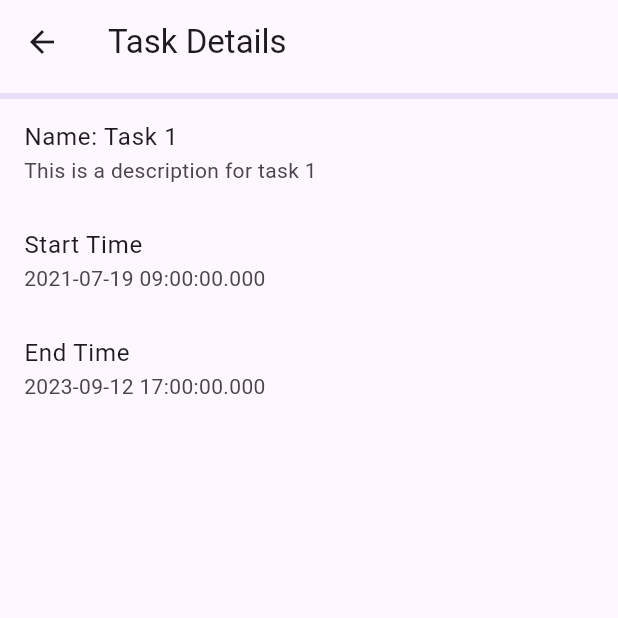
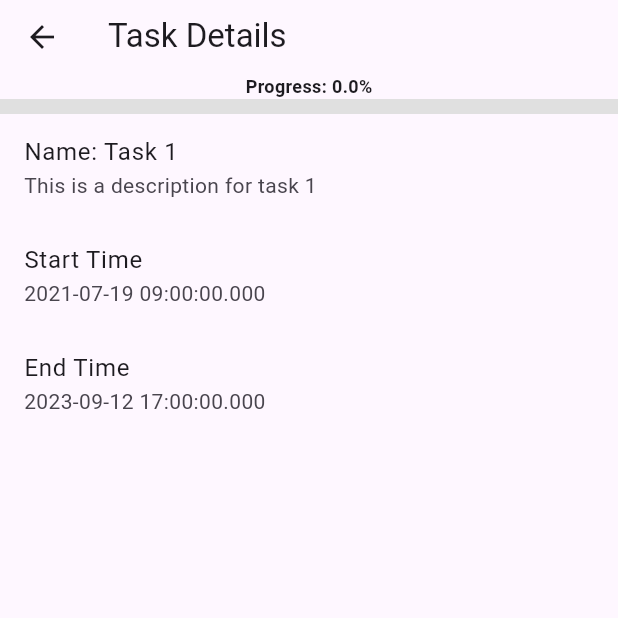
Before and after one commit to maxstain/desktop-manager, a Flutter app: the TaskDetailsPage screen opened directly with empty values, on a phone screen of 412 x 824 dp, the top half of it. Run offline on Flutter 3.47's test engine with Material 2 defaults, Android fonts, the phone set to English and light mode, and no system bars; our stand-ins replace lottie.

Commit message:
[REFACTOR]: Working on the tasks

```diff
--- a/lib/Views/taskDetails.dart
+++ b/lib/Views/taskDetails.dart
@@ -10,11 +10,18 @@ class TaskDetailsPage extends StatefulWidget {
 }
 
 class _TaskDetailsPageState extends State<TaskDetailsPage> {
+  void refresh() {
+    Future.delayed(const Duration(seconds: 1), () {
+      SharedData().tasks[widget.index].setProgressByTimeRemaining();
+      refresh();
+    });
+  }
 
   @override
   void initState() {
     super.initState();
     SharedData().tasks[widget.index].setProgressByTimeRemaining();
+    refresh();
   }
 
   @override
@@ -23,22 +30,25 @@ class _TaskDetailsPageState extends State<TaskDetailsPage> {
       appBar: AppBar(
           title: const Text('Task Details'),
           bottom: PreferredSize(
-            preferredSize: const Size.fromHeight(10.0),
-            child: Container(
-              decoration: const BoxDecoration(
-                color: Colors.white,
-                borderRadius: BorderRadius.only(
-                  bottomLeft: Radius.circular(20),
-                  bottomRight: Radius.circular(20),
+            preferredSize: const Size.fromHeight(20.0),
+            child: Column(
+              children: [
+                Text(
+                  'Progress: ${SharedData().tasks[widget.index].progress * 100}%',
+                  style: const TextStyle(
+                    fontSize: 12,
+                    fontWeight: FontWeight.bold,
+                  ),
                 ),
-              ),
-              child: LinearProgressIndicator(
-                value: SharedData().tasks[widget.index].progress,
-                color: Colors.deepPurple,
-              ),
+                LinearProgressIndicator(
+                  value: SharedData().tasks[widget.index].progress,
+                  color: Colors.deepPurple,
+                  minHeight: 10.0,
+                  backgroundColor: Colors.grey[300],
+                ),
+              ],
             ),
-          )
-      ),
+          )),
       body: ListView(
         children: [
           ListTile(
```
